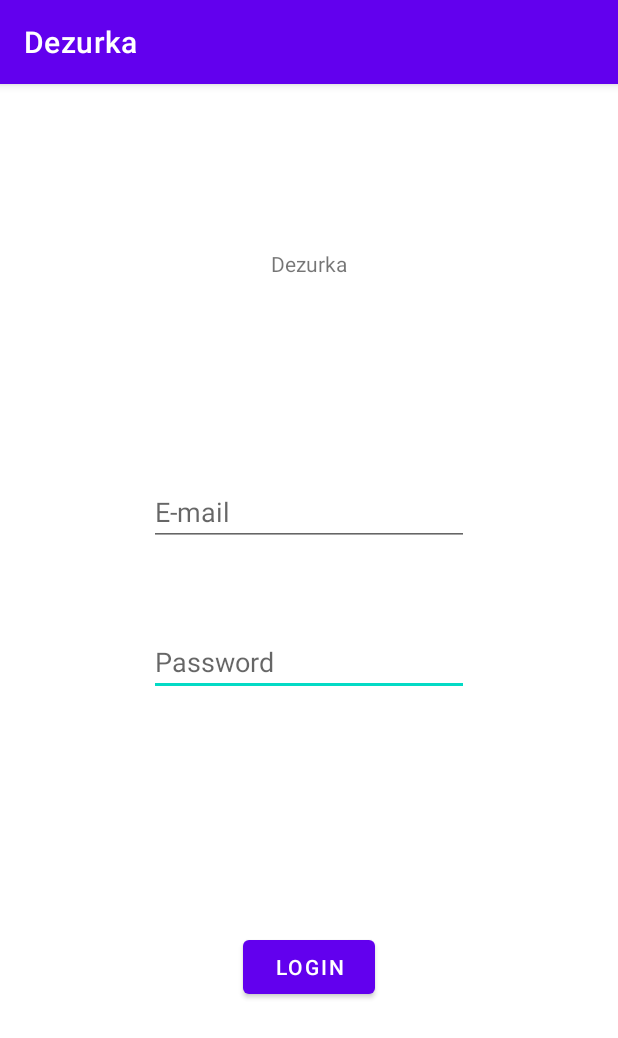
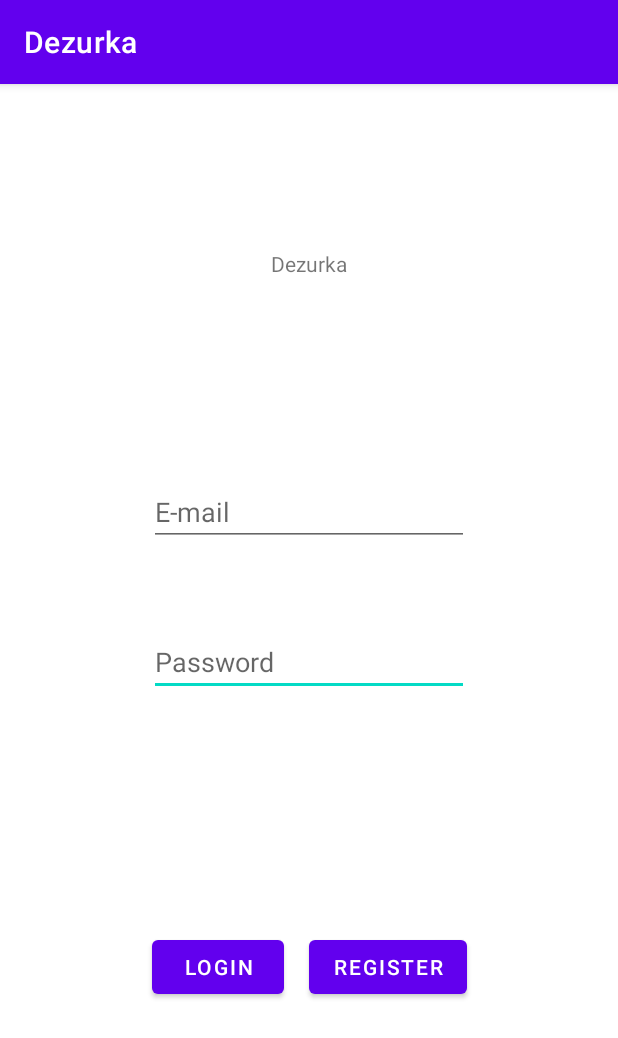
Before and after one commit to kofolmarko/Dezurka, an Android app: the screen it shows after launch (LoginActivity), on a phone screen of 412 x 824 dp. Shown: the top 1038 px of the screen. Run offline under Robolectric (Android 15) with nearby library versions, the phone set to English and light mode, and no system bars; our stand-ins replace Firebase (no records; nobody signed in at launch, a user with empty details on screens opened directly).

Commit message:
Displaying register error message.

```diff
--- a/app/src/main/java/si/uni_lj/fe/tnuv/dezurka/LoginActivity.java
+++ b/app/src/main/java/si/uni_lj/fe/tnuv/dezurka/LoginActivity.java
@@ -22,6 +22,7 @@ public class LoginActivity extends AppCompatActivity {
 
     private FirebaseAuth mAuth;
 
+    private Button registerBtn;
     private Button loginBtn;
 
     @Override
@@ -30,7 +31,8 @@ public class LoginActivity extends AppCompatActivity {
         setContentView(R.layout.activity_login);
 
         mAuth = FirebaseAuth.getInstance();
-        loginBtn = (Button) findViewById(R.id.login_btn);
+        registerBtn = findViewById(R.id.register_btn);
+        loginBtn = findViewById(R.id.login_btn);
     }
 
     @Override
@@ -42,7 +44,7 @@ public class LoginActivity extends AppCompatActivity {
             //reload();
             System.out.println("User is signed in");
         }
-        loginBtn.setOnClickListener(v -> {
+        registerBtn.setOnClickListener(v -> {
             EditText email = findViewById(R.id.email_input);
             EditText password = findViewById(R.id.password_input);
             //Toast.makeText(getApplicationContext(), username.getText().toString() + ' ' + password.getText().toString(),
@@ -58,16 +60,12 @@ public class LoginActivity extends AppCompatActivity {
         mAuth.createUserWithEmailAndPassword(email, password)
                 .addOnCompleteListener(this, task -> {
                     if (task.isSuccessful()) {
-                        // Sign in success, update UI with the signed-in user's information
-                        Log.d(TAG, "createUserWithEmail:success");
                         FirebaseUser user = mAuth.getCurrentUser();
                         //updateUI(user);
-                        Toast.makeText(getApplicationContext(), "Sign in successful " + user,
+                        Toast.makeText(getApplicationContext(), "Register successful, login with your credentials.",
                                 Toast.LENGTH_SHORT).show();
                     } else {
-                        // If sign in fails, display a message to the user.
-                        Log.w(TAG, "createUserWithEmail:failure", task.getException());
-                        Toast.makeText(getApplicationContext(), "Authentication failed.",
+                        Toast.makeText(getApplicationContext(), task.getException().getMessage(),
                                 Toast.LENGTH_SHORT).show();
                         //updateUI(null);
                     }
--- a/app/src/main/res/layout/activity_login.xml
+++ b/app/src/main/res/layout/activity_login.xml
@@ -11,14 +11,14 @@
         android:layout_width="wrap_content"
         android:layout_height="wrap_content"
         android:ems="10"
+        android:hint="@string/password_hint"
+        android:importantForAutofill="no"
         android:inputType="textPassword"
-        android:hint="@string/password_hint"
         app:layout_constraintBottom_toTopOf="@+id/login_btn"
         app:layout_constraintEnd_toEndOf="parent"
         app:layout_constraintStart_toStartOf="parent"
         app:layout_constraintTop_toTopOf="parent"
-        app:layout_constraintVertical_bias="0.698"
-        android:importantForAutofill="no" />
+        app:layout_constraintVertical_bias="0.698" />
 
     <Button
         android:id="@+id/login_btn"
@@ -27,6 +27,19 @@
         android:text="@string/login_btn"
         app:layout_constraintBottom_toBottomOf="parent"
         app:layout_constraintEnd_toEndOf="parent"
+        app:layout_constraintHorizontal_bias="0.312"
+        app:layout_constraintStart_toStartOf="parent"
+        app:layout_constraintTop_toTopOf="parent"
+        app:layout_constraintVertical_bias="0.784" />
+
+    <Button
+        android:id="@+id/register_btn"
+        android:layout_width="wrap_content"
+        android:layout_height="wrap_content"
+        android:text="@string/register_btn"
+        app:layout_constraintBottom_toBottomOf="parent"
+        app:layout_constraintEnd_toEndOf="parent"
+        app:layout_constraintHorizontal_bias="0.672"
         app:layout_constraintStart_toStartOf="parent"
         app:layout_constraintTop_toTopOf="parent"
         app:layout_constraintVertical_bias="0.784" />
@@ -36,14 +49,14 @@
         android:layout_width="wrap_content"
         android:layout_height="wrap_content"
         android:ems="10"
+        android:hint="@string/email_hint"
+        android:importantForAutofill="no"
         android:inputType="textEmailAddress"
-        android:hint="@string/email_hint"
         app:layout_constraintBottom_toTopOf="@+id/password_input"
         app:layout_constraintEnd_toEndOf="parent"
         app:layout_constraintStart_toStartOf="parent"
         app:layout_constraintTop_toTopOf="parent"
-        app:layout_constraintVertical_bias="0.828"
-        android:importantForAutofill="no" />
+        app:layout_constraintVertical_bias="0.828" />
 
     <TextView
         android:id="@+id/textView"
--- a/app/src/main/res/values/strings.xml
+++ b/app/src/main/res/values/strings.xml
@@ -4,4 +4,5 @@
     <string name="username_hint">Username</string>
     <string name="password_hint">Password</string>
     <string name="email_hint">E-mail</string>
+    <string name="register_btn">Register</string>
 </resources>
```
